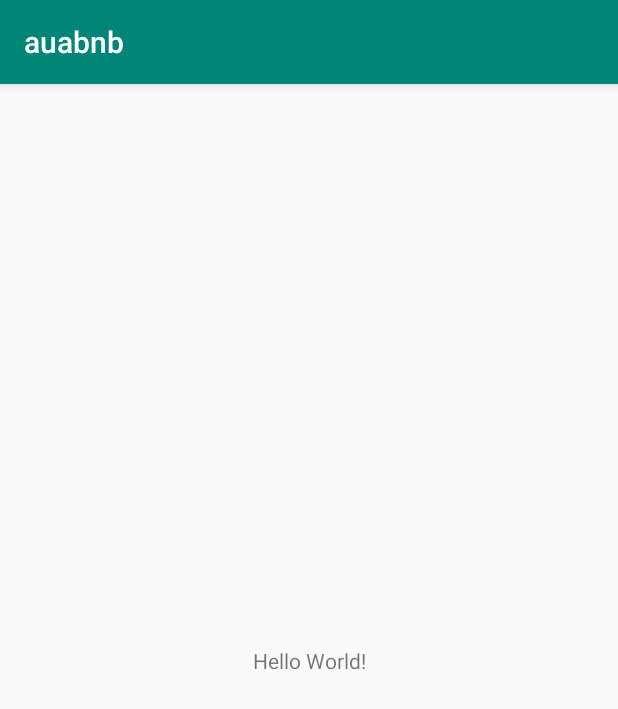
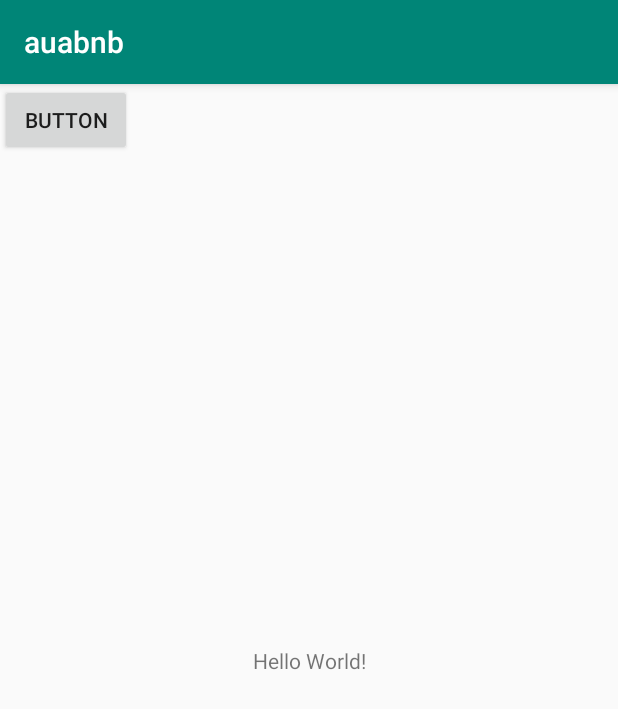
Before and after one commit to nurgi17/auabnb, an Android app: the screen it shows after launch (MainActivity), on a phone screen of 412 x 824 dp. Shown: the top 709 px of the screen. Run offline under Robolectric (Android 15) with nearby library versions, the phone set to English and light mode, and no system bars.

Commit message:
add button

```diff
--- a/auabnb/app/src/main/res/layout/activity_main.xml
+++ b/auabnb/app/src/main/res/layout/activity_main.xml
@@ -15,4 +15,12 @@
         app:layout_constraintRight_toRightOf="parent"
         app:layout_constraintTop_toTopOf="parent" />
 
+    <Button
+        android:id="@+id/button"
+        android:layout_width="wrap_content"
+        android:layout_height="wrap_content"
+        android:text="Button"
+        tools:layout_editor_absoluteX="158dp"
+        tools:layout_editor_absoluteY="182dp" />
+
 </androidx.constraintlayout.widget.ConstraintLayout>
```
